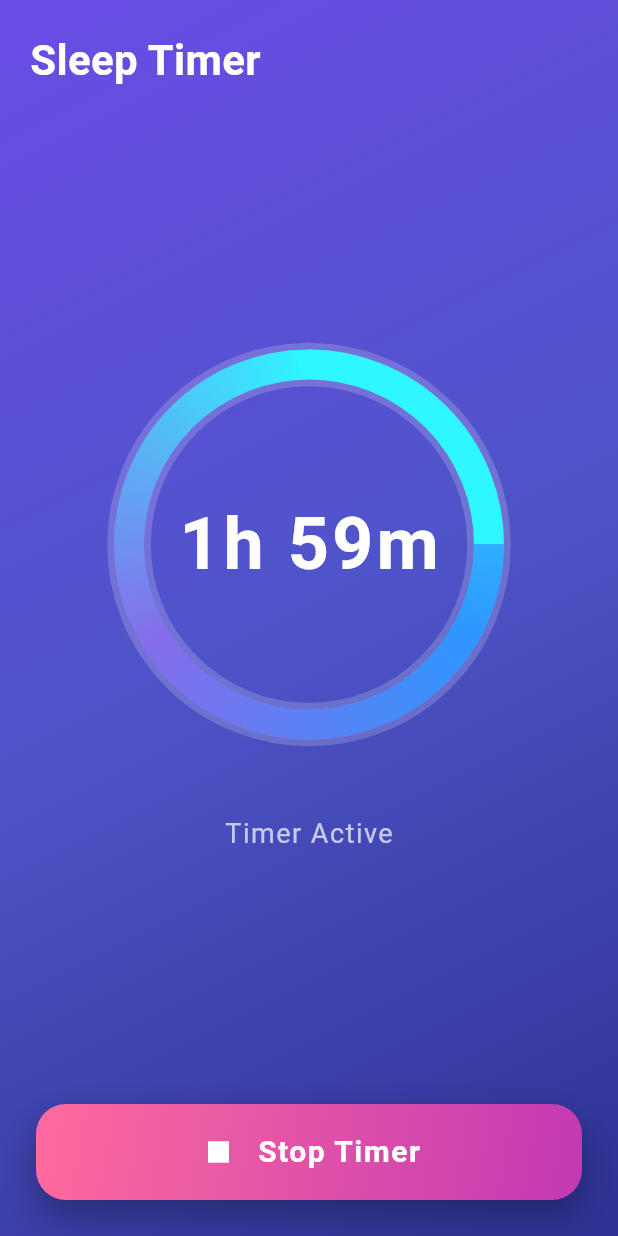
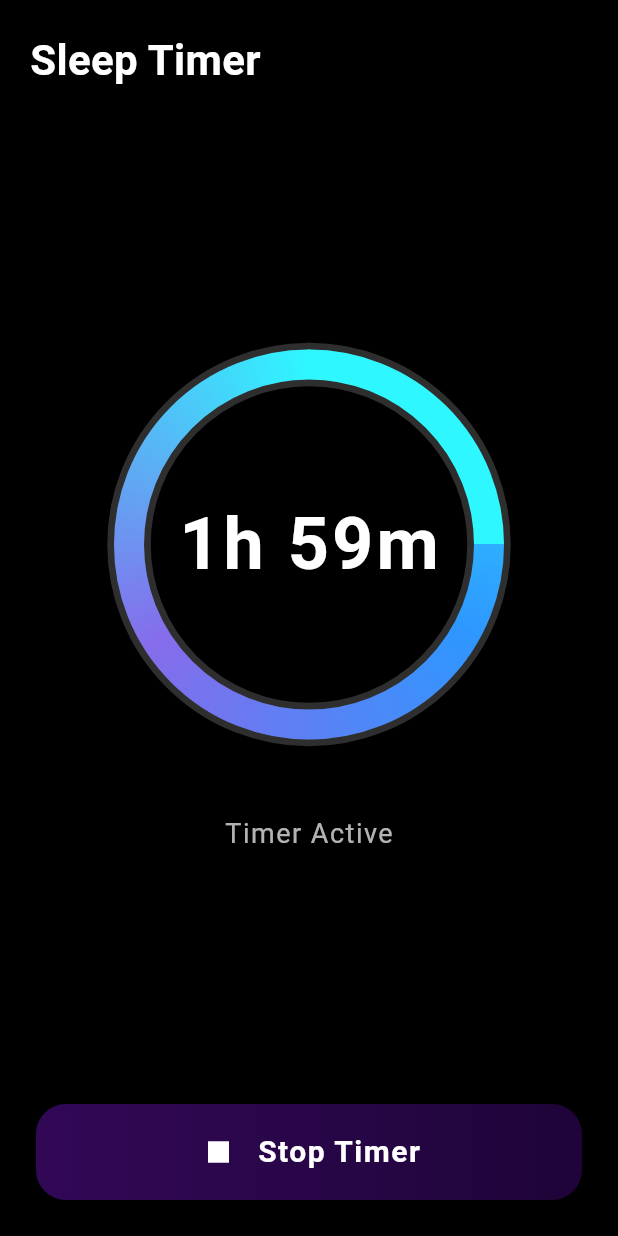
Before and after one commit to AmarAhmedDev/sleep_timer, a Flutter app: the screen it shows after launch, after a tap on "Get Started", after a tap on "Start Timer", on a phone screen of 412 x 824 dp. Run offline on Flutter 3.47's test engine with Material 3 defaults, Android fonts, the light colour scheme and no system bars; our stand-ins replace flutter_local_notifications, permission_handler, shared_preferences; missing offline and left inert: flutter_foreground_task; Roboto replaces fonts that are missing (System).

Commit message:
comprihensive update

```diff
--- a/lib/screens/timer_screen.dart
+++ b/lib/screens/timer_screen.dart
@@ -42,9 +42,37 @@ class _TimerScreenState extends State<TimerScreen> {
   void _startTimer() async {
     if (selectedHours == 0 && selectedMinutes == 0) {
       ScaffoldMessenger.of(context).showSnackBar(
-        const SnackBar(
-          content: Text('Please select a time greater than 0'),
-          backgroundColor: Colors.red,
+        SnackBar(
+          content: Row(
+            children: [
+              Container(
+                padding: const EdgeInsets.all(8),
+                decoration: BoxDecoration(
+                  color: Colors.white.withOpacity(0.2),
+                  shape: BoxShape.circle,
+                ),
+                child: const Icon(Icons.error_outline, color: Colors.white, size: 20),
+              ),
+              const SizedBox(width: 16),
+              const Expanded(
+                child: Text(
+                  'Please select a time greater than 0',
+                  style: TextStyle(
+                    fontSize: 16,
+                    fontWeight: FontWeight.w600,
+                  ),
+                ),
+              ),
+            ],
+          ),
+          backgroundColor: const Color(0xFFE53935),
+          behavior: SnackBarBehavior.floating,
+          shape: RoundedRectangleBorder(
+            borderRadius: BorderRadius.circular(16),
+          ),
+          margin: const EdgeInsets.only(bottom: 24, left: 20, right: 20),
+          elevation: 10,
+          duration: const Duration(seconds: 3),
         ),
       );
       return;
--- a/lib/theme/gradients.dart
+++ b/lib/theme/gradients.dart
@@ -1,14 +1,17 @@
 import 'package:flutter/material.dart';
 
 class AppGradients {
-  // Main background gradient - Purple to Blue
+  // Main background gradient - Dark Purple to deep dark violet
   static const LinearGradient backgroundGradient = LinearGradient(
-    begin: Alignment.topLeft,
-    end: Alignment.bottomRight,
+    begin: Alignment.topRight,
+    end: Alignment.bottomLeft,
     colors: [
-      Color(0xFF6B4CE6), // Purple
-      Color(0xFF4E54C8), // Deep Blue
-      Color(0xFF2E3192), // Darker Blue
+      // Color(0xFF2E094E), // Lighter dark purple at top
+      // Color(0xFF130327), // Deep dark violet
+      // Color(0xFF0D021C), // Almost black violet
+      Color.fromARGB(255, 0, 0, 0),
+      Color.fromARGB(255, 0, 0, 0),
+      Color.fromARGB(255, 0, 0, 0),
     ],
     stops: [0.0, 0.5, 1.0],
   );
@@ -18,40 +21,38 @@ class AppGradients {
     begin: Alignment.topLeft,
     end: Alignment.bottomRight,
     colors: [
-      Color(0xFF00F5FF), // Cyan
-      Color(0xFF0080FF), // Bright Blue
-      Color(0xFF6B4CE6), // Purple
+      Color(0xFFFF00D4), // Neon Magenta
+      Color(0xFF9400FF), // Neon Purple
     ],
-    stops: [0.0, 0.5, 1.0],
   );
 
   // Start button gradient
   static const LinearGradient buttonGradient = LinearGradient(
-    begin: Alignment.topLeft,
-    end: Alignment.bottomRight,
+    begin: Alignment.centerLeft,
+    end: Alignment.centerRight,
     colors: [
-      Color(0xFF00F5FF), // Cyan
-      Color(0xFF0080FF), // Bright Blue
+      Color(0xFFFF00D4), // Neon Magenta
+      Color(0xFF9400FF), // Neon Purple
     ],
   );
 
   // Stop button gradient
   static const LinearGradient stopButtonGradient = LinearGradient(
-    begin: Alignment.topLeft,
-    end: Alignment.bottomRight,
+    begin: Alignment.centerLeft,
+    end: Alignment.centerRight,
     colors: [
-      Color(0xFFFF6B9D), // Pink
-      Color(0xFFC239B3), // Purple-Pink
+      Color(0xFF320857), // Dark grey-purple
+      Color(0xFF1E0438), // Darker grey-purple
     ],
   );
 
-  // Card gradient for onboarding
+  // Glass card gradient
   static const LinearGradient cardGradient = LinearGradient(
     begin: Alignment.topLeft,
     end: Alignment.bottomRight,
     colors: [
-      Color(0x40FFFFFF), // Semi-transparent white
-      Color(0x20FFFFFF), // More transparent
+      Color(0x33FFFFFF), // Semi-transparent white
+      Color(0x0AFFFFFF), // More transparent
     ],
   );
 
@@ -59,7 +60,7 @@ class AppGradients {
   static const LinearGradient shimmerGradient = LinearGradient(
     begin: Alignment(-1.0, 0.0),
     end: Alignment(1.0, 0.0),
-    colors: [Color(0x00FFFFFF), Color(0x40FFFFFF), Color(0x00FFFFFF)],
+    colors: [Color(0x00FFFFFF), Color(0x33FFFFFF), Color(0x00FFFFFF)],
     stops: [0.0, 0.5, 1.0],
   );
 }
```
Also changed, not shown: pubspec.lock, 3 other files.
